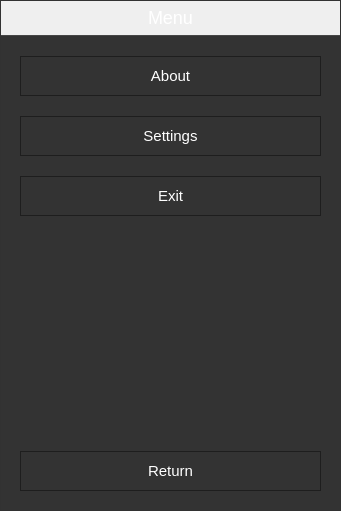
Old version of the form EscapeDialog.ui in the repository UCSolarCarTeam/Delta-Desktop-Client-Telemetry.
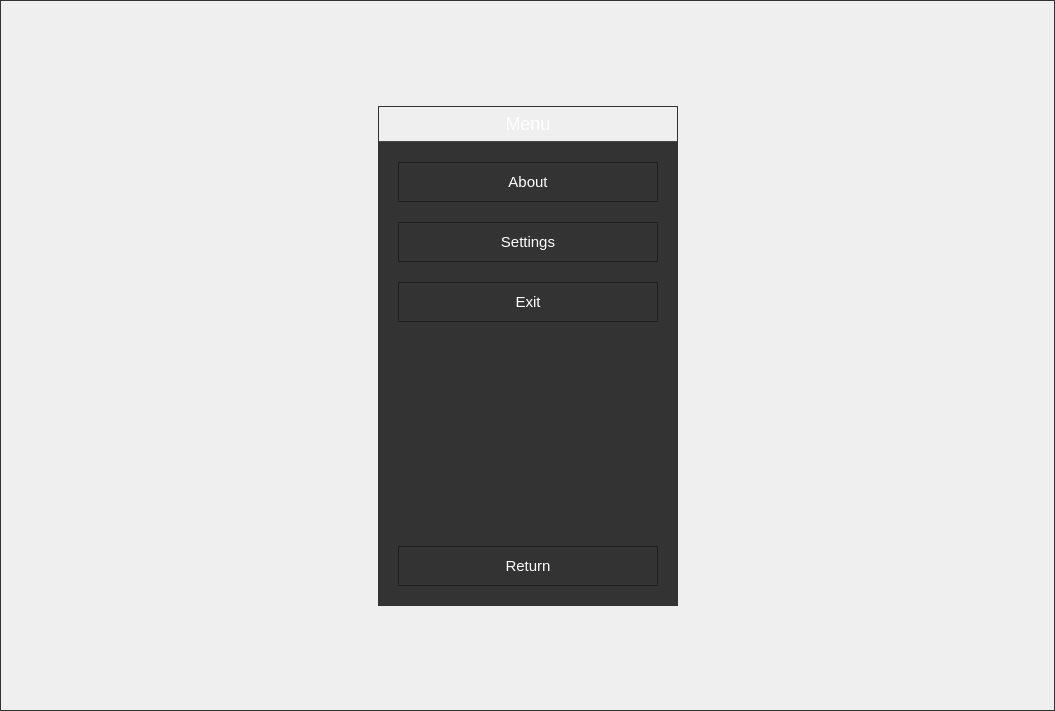
New version of the form. Icons and pictures are not drawn.

```diff
--- a/EscapeDialog.ui
+++ b/EscapeDialog.ui
@@ -6,10 +6,16 @@
    <rect>
     <x>0</x>
     <y>0</y>
-    <width>341</width>
-    <height>511</height>
+    <width>1055</width>
+    <height>711</height>
    </rect>
   </property>
+  <property name="sizePolicy">
+   <sizepolicy hsizetype="Expanding" vsizetype="Expanding">
+    <horstretch>0</horstretch>
+    <verstretch>0</verstretch>
+   </sizepolicy>
+  </property>
   <property name="windowTitle">
    <string>Form</string>
   </property>
@@ -17,6 +23,9 @@
    <iconset resource="uiresources.qrc">
     <normaloff>:/Resources/Solar Car Team Icon.ico</normaloff>:/Resources/Solar Car Team Icon.ico</iconset>
   </property>
+  <property name="autoFillBackground">
+   <bool>true</bool>
+  </property>
   <property name="styleSheet">
    <string notr="true">color: white;
 font-family: &quot;Helvetica&quot;;
@@ -24,8 +33,74 @@
   </property>
   <layout class="QGridLayout" name="escapeLayout">
    <property name="leftMargin">
+    <number>10</number>
+   </property>
+   <property name="topMargin">
+    <number>10</number>
+   </property>
+   <property name="rightMargin">
+    <number>10</number>
+   </property>
+   <property name="bottomMargin">
+    <number>10</number>
+   </property>
+   <property name="spacing">
+    <number>10</number>
+   </property>
+   <item row="1" column="2">
+    <spacer name="rightSpacer">
+     <property name="orientation">
+      <enum>Qt::Horizontal</enum>
+     </property>
+     <property name="sizeHint" stdset="0">
+      <size>
+       <width>40</width>
+       <height>20</height>
+      </size>
+     </property>
+    </spacer>
+   </item>
+   <item row="0" column="1">
+    <spacer name="topSpacer">
+     <property name="orientation">
+      <enum>Qt::Vertical</enum>
+     </property>
+     <property name="sizeHint" stdset="0">
+      <size>
+       <width>20</width>
+       <height>40</height>
+      </size>
+     </property>
+    </spacer>
+   </item>
+   <item row="2" column="1">
+    <spacer name="lowerSpacer">
+     <property name="orientation">
+      <enum>Qt::Vertical</enum>
+     </property>
+     <property name="sizeHint" stdset="0">
+      <size>
+       <width>20</width>
+       <height>40</height>
+      </size>
+     </property>
+    </spacer>
+   </item>
+   <item row="1" column="1">
+    <widget class="QWidget" name="EscapeWidget" native="true">
+     <property name="minimumSize">
+      <size>
+       <width>300</width>
+       <height>500</height>
+      </size>
+     </property>
+     <layout class="QVBoxLayout" name="verticalLayout">
+      <property name="spacing">
     <number>0</number>
    </property>
+      <property name="leftMargin">
+       <number>0</number>
+      </property>
    <property name="topMargin">
     <number>0</number>
    </property>
@@ -35,10 +110,7 @@
    <property name="bottomMargin">
     <number>0</number>
    </property>
-   <property name="spacing">
-    <number>0</number>
-   </property>
-   <item row="0" column="0">
+      <item>
     <widget class="QWidget" name="escapeTitleBarWidget" native="true">
      <property name="minimumSize">
       <size>
@@ -58,7 +130,7 @@
 border-bottom: 1px solid rgb(70,70,70);
 </string>
      </property>
-     <layout class="QGridLayout" name="titleBarLayout">
+        <layout class="QGridLayout" name="titleBarLayout_2">
       <property name="leftMargin">
        <number>0</number>
       </property>
@@ -75,7 +147,7 @@
        <number>0</number>
       </property>
       <item row="0" column="0">
-       <widget class="QLabel" name="escapeTitleBarLabel">
+          <widget class="QLabel" name="escapeTitleLabel">
         <property name="font">
          <font>
           <family>Helvetica</family>
@@ -102,12 +174,12 @@
      </layout>
     </widget>
    </item>
-   <item row="1" column="0">
+      <item>
     <widget class="QWidget" name="backgroundWidget" native="true">
      <property name="styleSheet">
       <string notr="true">background: rgb(51,51,51);</string>
      </property>
-     <layout class="QGridLayout" name="gridLayout_2">
+        <layout class="QGridLayout" name="gridLayout_4">
       <property name="leftMargin">
        <number>0</number>
       </property>
@@ -124,7 +196,7 @@
        <number>0</number>
       </property>
       <item row="0" column="0">
-       <widget class="QWidget" name="optionsLayout" native="true">
+          <widget class="QWidget" name="optionLayout" native="true">
         <property name="styleSheet">
          <string notr="true">QWidget{
 margin: 20px;
@@ -137,7 +209,7 @@
 background: url(:/Resources/MenuButton.png)
 }</string>
         </property>
-        <layout class="QGridLayout" name="gridLayout_3">
+           <layout class="QGridLayout" name="gridLayout_5">
          <property name="leftMargin">
           <number>0</number>
          </property>
@@ -154,7 +226,7 @@
           <number>0</number>
          </property>
          <item row="0" column="0">
-          <widget class="QPushButton" name="aboutButton">
+             <widget class="QPushButton" name="aboutPushButton">
            <property name="minimumSize">
             <size>
              <width>40</width>
@@ -171,7 +243,7 @@
           </widget>
          </item>
          <item row="1" column="0">
-          <widget class="QPushButton" name="settingsButton">
+             <widget class="QPushButton" name="settingsPushButton">
            <property name="minimumSize">
             <size>
              <width>0</width>
@@ -191,7 +263,7 @@
        </widget>
       </item>
       <item row="1" column="0">
-       <widget class="QWidget" name="exitLayout" native="true">
+          <widget class="QWidget" name="returnLayout" native="true">
         <property name="maximumSize">
          <size>
           <width>16777215</width>
@@ -209,7 +281,7 @@
 font-size: 15px;
 }</string>
         </property>
-        <layout class="QGridLayout" name="gridLayout">
+           <layout class="QGridLayout" name="gridLayout_6">
          <property name="leftMargin">
           <number>0</number>
          </property>
@@ -226,7 +298,7 @@
           <number>0</number>
          </property>
          <item row="1" column="0">
-          <spacer name="verticalSpacer">
+             <spacer name="exitLayoutSpacer">
            <property name="orientation">
             <enum>Qt::Vertical</enum>
            </property>
@@ -238,8 +310,25 @@
            </property>
           </spacer>
          </item>
+            <item row="0" column="0">
+             <widget class="QPushButton" name="exitPushButton">
+              <property name="minimumSize">
+               <size>
+                <width>0</width>
+                <height>80</height>
+               </size>
+              </property>
+              <property name="styleSheet">
+               <string notr="true">margin-left: 20px;
+margin-right: 20px;</string>
+              </property>
+              <property name="text">
+               <string>Exit</string>
+              </property>
+             </widget>
+            </item>
          <item row="2" column="0">
-          <widget class="QPushButton" name="returnButton">
+             <widget class="QPushButton" name="returnPushButton">
            <property name="minimumSize">
             <size>
              <width>0</width>
@@ -255,28 +344,27 @@
            </property>
           </widget>
          </item>
-         <item row="0" column="0">
-          <widget class="QPushButton" name="exitButton">
-           <property name="minimumSize">
+           </layout>
+          </widget>
+         </item>
+        </layout>
+       </widget>
+      </item>
+     </layout>
+    </widget>
+   </item>
+   <item row="1" column="0">
+    <spacer name="leftSpacer">
+     <property name="orientation">
+      <enum>Qt::Horizontal</enum>
+     </property>
+     <property name="sizeHint" stdset="0">
             <size>
-             <width>0</width>
-             <height>80</height>
-            </size>
-           </property>
-           <property name="styleSheet">
-            <string notr="true">margin-left: 20px;
-margin-right: 20px;</string>
-           </property>
-           <property name="text">
-            <string>Exit</string>
-           </property>
-          </widget>
-         </item>
-        </layout>
-       </widget>
-      </item>
-     </layout>
-    </widget>
+       <width>40</width>
+       <height>20</height>
+      </size>
+     </property>
+    </spacer>
    </item>
   </layout>
  </widget>
```
Lines whose indentation alone changed are shown as unchanged.
